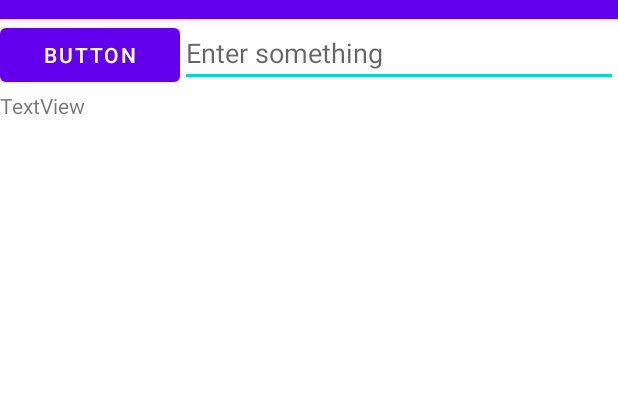
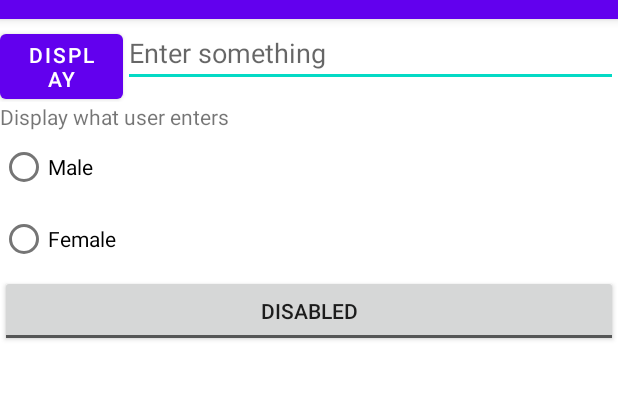
Before and after one commit to Kilmaa/DemoSimpleClick, an Android app: the screen it shows after launch (MainActivity), on a phone screen of 412 x 824 dp, the part 65-465 px from its top. Run offline under Robolectric (Android 15) with nearby library versions, the phone set to English and light mode, and no system bars.

Commit message:
Final answer

```diff
--- a/app/src/main/java/sg/edu/rp/c346/id20022404/demosimpleclick/MainActivity.java
+++ b/app/src/main/java/sg/edu/rp/c346/id20022404/demosimpleclick/MainActivity.java
@@ -3,12 +3,54 @@ package sg.edu.rp.c346.id20022404.demosimpleclick;
 import androidx.appcompat.app.AppCompatActivity;
 
 import android.os.Bundle;
+import android.view.View;
+import android.widget.Button;
+import android.widget.EditText;
+import android.widget.RadioGroup;
+import android.widget.TextView;
+import android.widget.ToggleButton;
 
 public class MainActivity extends AppCompatActivity {
+    Button btnDisplay;
+    EditText etInput;
+    TextView tvDisplay;
+    ToggleButton tgBtn;
+    RadioGroup rgGender;
 
     @Override
     protected void onCreate(Bundle savedInstanceState) {
         super.onCreate(savedInstanceState);
         setContentView(R.layout.activity_main);
+
+        btnDisplay = findViewById(R.id.btnClick);
+        etInput = findViewById(R.id.editTextInput);
+        tvDisplay = findViewById(R.id.textViewDisplay);
+        tgBtn = findViewById(R.id.toggleButton);
+        rgGender = findViewById(R.id.radioGroupGender);
+
+        btnDisplay.setOnClickListener(new View.OnClickListener() {
+            @Override
+            public void onClick(View v) {
+                String userInput = etInput.getText().toString();
+                if(rgGender.getCheckedRadioButtonId() == R.id.radioButtonGenderMale){
+                    userInput = "He says " + userInput;
+                } else {
+                    userInput = "She says " + userInput;
+                }
+                tvDisplay.setText(userInput);
+            }
+        });
+
+        tgBtn.setOnClickListener(new View.OnClickListener() {
+            @Override
+            public void onClick(View v) {
+                if(tgBtn.isChecked()) {
+                    etInput.setEnabled(true);
+                } else {
+                    etInput.setEnabled(true);
+                }
+                etInput.setEnabled(tgBtn.isChecked());
+            }
+        });
     }
 }
--- a/app/src/main/res/layout/activity_main.xml
+++ b/app/src/main/res/layout/activity_main.xml
@@ -12,16 +12,16 @@
 
         <Button
             android:id="@+id/btnClick"
-            android:layout_width="wrap_content"
+            android:layout_width="0dp"
             android:layout_height="wrap_content"
-            android:layout_weight="1"
-            android:text="Button" />
+            android:layout_weight="2"
+            android:text="@string/dButton" />
 
         <EditText
             android:id="@+id/editTextInput"
-            android:layout_width="wrap_content"
+            android:layout_width="0dp"
             android:layout_height="wrap_content"
-            android:layout_weight="3"
+            android:layout_weight="8"
             android:ems="10"
             android:hint="@string/enter"
             android:inputType="textPersonName" />
@@ -32,7 +32,32 @@
         android:id="@+id/textViewDisplay"
         android:layout_width="match_parent"
         android:layout_height="wrap_content"
-        android:text="TextView"
-        tools:text="@string/displayTxt" />
+        android:text="@string/string_dTxt" />
+
+    <RadioGroup
+        android:id="@+id/radioGroupGender"
+        android:layout_width="match_parent"
+        android:layout_height="wrap_content">
+
+        <RadioButton
+            android:id="@+id/radioButtonGenderMale"
+            android:layout_width="match_parent"
+            android:layout_height="wrap_content"
+            android:text="@string/rBtn1" />
+
+        <RadioButton
+            android:id="@+id/radioButtonGenderFemale"
+            android:layout_width="match_parent"
+            android:layout_height="wrap_content"
+            android:text="@string/rBtn2" />
+    </RadioGroup>
+
+    <ToggleButton
+        android:id="@+id/toggleButton"
+        android:layout_width="match_parent"
+        android:layout_height="wrap_content"
+        android:text="ToggleButton"
+        android:textOff="@string/tgBtn2"
+        android:textOn="@string/tgBtn1" />
 
 </LinearLayout>
--- a/app/src/main/res/values/strings.xml
+++ b/app/src/main/res/values/strings.xml
@@ -1,7 +1,11 @@
 <resources>
     <string name="app_name">Demo Simple Click</string>
     <string name="enter">Enter something</string>
-    <string name="displayTxt"> Display what user enters</string>
-
+    <string name="string_dTxt">Display what user enters</string>
+    <string name="dButton">Display</string>
+    <string name="rBtn1">Male</string>
+    <string name="rBtn2">Female</string>
+    <string name="tgBtn1">Enabled</string>
+    <string name="tgBtn2">Disabled</string>
 
 </resources>
```
